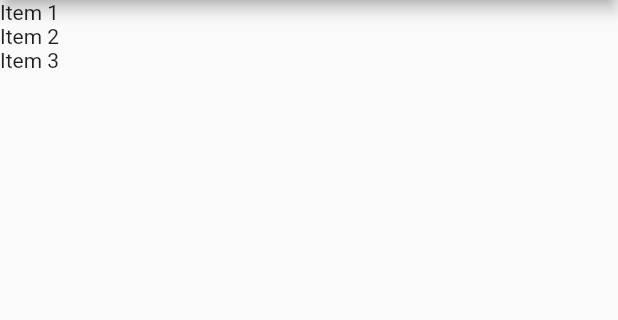
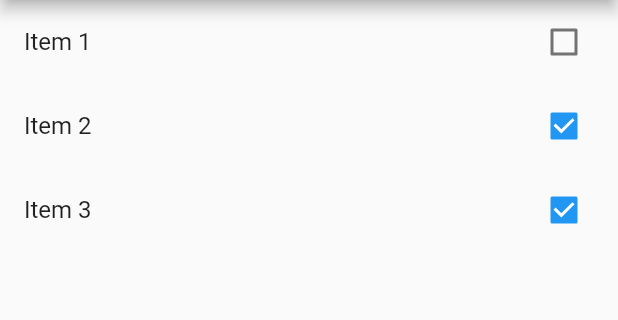
Before and after one commit to viniciusaugutis/flutter-todo-list, a Flutter app: the screen it shows after launch, on a phone screen of 412 x 824 dp, the part 84-404 px from its top. Run offline on Flutter 3.47's test engine with Material 2 defaults, Android fonts, the phone set to English and light mode, and no system bars.

Commit message:
Melhorando render do listview

```diff
--- a/lib/main.dart
+++ b/lib/main.dart
@@ -27,7 +27,7 @@ class HomePage extends StatefulWidget {
     items = [];
     items.add(Item(title: "Item 1", done: false));
     items.add(Item(title: "Item 2", done: true));
-    items.add(Item(title: "Item 3", done: false));
+    items.add(Item(title: "Item 3", done: true));
   }
 
   @override
@@ -45,7 +45,14 @@ class _HomePageState extends State<HomePage> {
         body: ListView.builder(
             itemCount: widget.items.length,
             itemBuilder: (BuildContext context, int index) {
-              return Text(widget.items[index].title);
+              final item = widget.items[index];
+              return CheckboxListTile(
+                  title: Text(item.title),
+                  key: Key(item.title),
+                  value: item.done,
+                  onChanged: (value) {
+                    print(value);
+                  });
             }));
   }
 }
```
